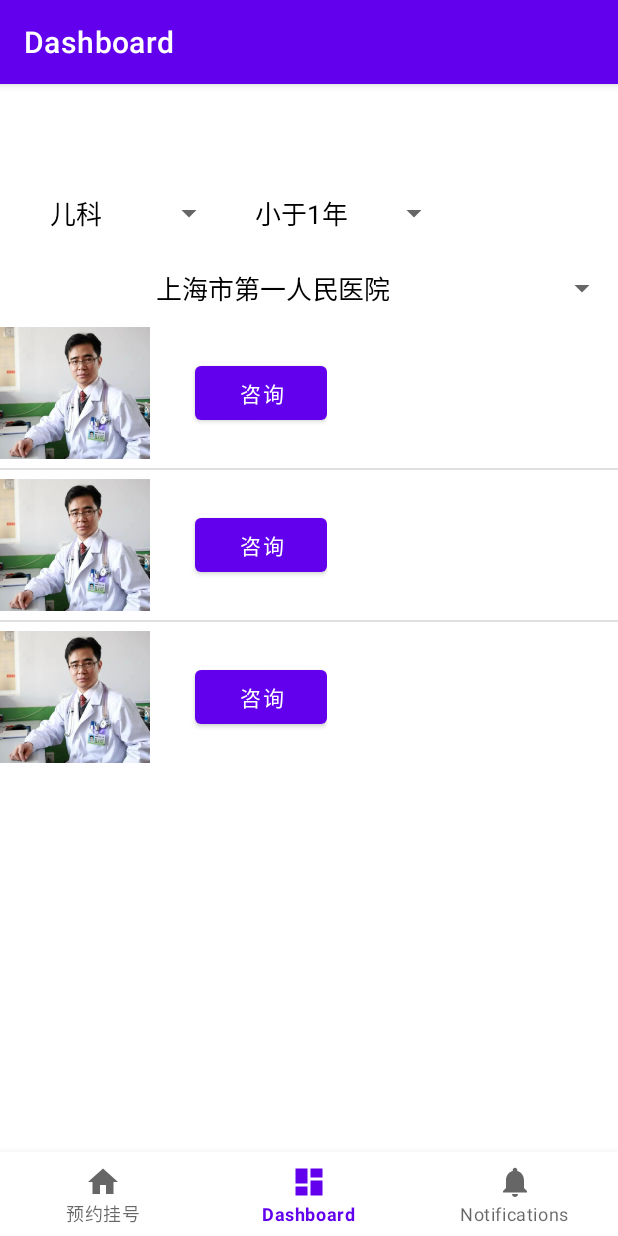
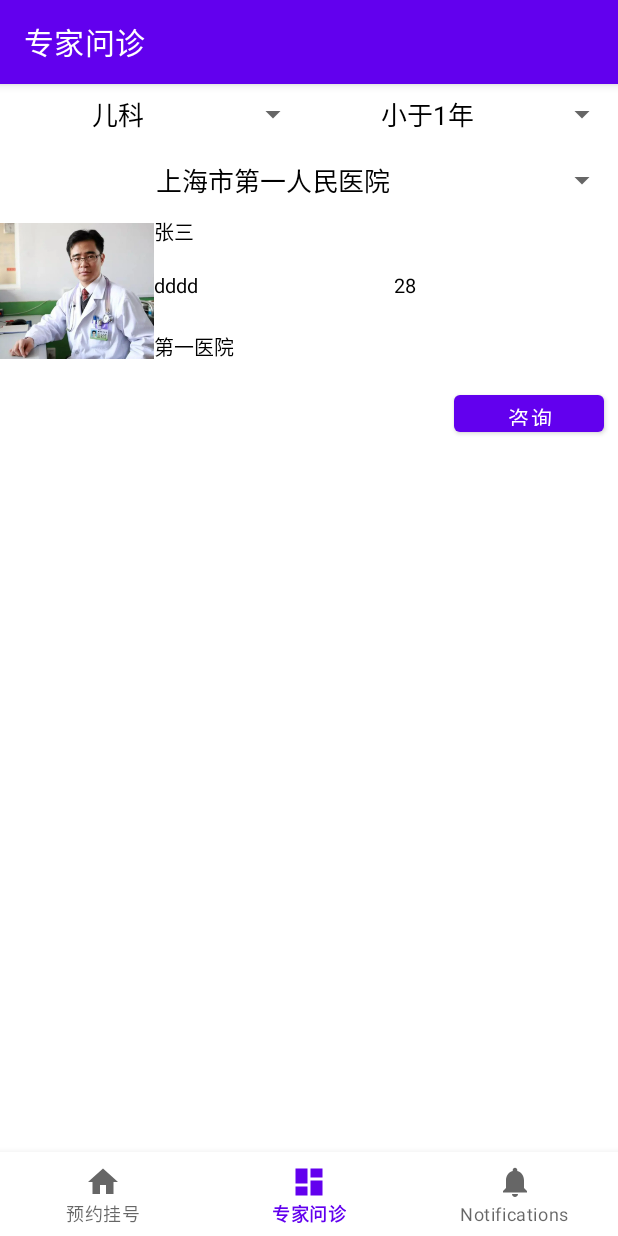
Before and after one commit to AndroidStudioSchoolEx/main, an Android app: the DashboardFragment screen opened through its navigation route, on a phone screen of 412 x 824 dp. Run offline under Robolectric (Android 15) with nearby library versions, the phone set to English and light mode, and no system bars; our stand-ins replace navigation-ui.

Commit message:
doc列表显示

```diff
--- a/app/src/main/java/com/example/groupstudy/ui/dashboard/DashboardFragment.java
+++ b/app/src/main/java/com/example/groupstudy/ui/dashboard/DashboardFragment.java
@@ -14,8 +14,8 @@ import androidx.lifecycle.ViewModelProvider;
 
 import com.example.groupstudy.R;
 import com.example.groupstudy.databinding.FragmentDashboardBinding;
-import com.example.groupstudy.ui.dashboard.adapter.DocListViewAdapter;
-import com.example.groupstudy.ui.dashboard.pojo.Doctor;
+import com.example.groupstudy.ui.dashboard.adapter.DocListAdapter;
+import com.example.groupstudy.ui.dashboard.pojo.Doc;
 
 import java.util.ArrayList;
 import java.util.List;
@@ -54,12 +54,20 @@ public class DashboardFragment extends Fragment {
         spinner3.setAdapter(adapter3);
         spinner3.setSelection(0);
 
-        ListView listView = binding.docLv;
-        List<Doctor> doctorList = new ArrayList<>();
-        doctorList.add(new Doctor(R.drawable.doc, "张三", "儿科", 3));
-        doctorList.add(new Doctor(R.drawable.doc, "李四", "内科", 5));
-        doctorList.add(new Doctor(R.drawable.doc, "王五", "妇科", 7));
-        listView.setAdapter(new DocListViewAdapter(getActivity(), doctorList));
+        ListView listView = binding.lvRecipe;
+        List<Doc> doctorList = new ArrayList<>();
+//        doctorList.add(new Doctor(0, "张三", "儿科", 3));
+//        doctorList.add(new Doctor(R.drawable.doc2, "李四", "内科", 5));
+//        doctorList.add(new Doctor(R.drawable.doc3, "王五", "妇科", 7));
+//        listView.setAdapter(new DocListViewAdapter(getActivity(), doctorList));
+//        listView.setAdapter(new DoctorAdapter(getContext(), doctorList));
+
+        ArrayList<Doc> planetList = Doc.getDefaultList();
+        DocListAdapter adapter4 = new DocListAdapter(getActivity(), planetList);
+        // 从布局视图中获取名叫lv_recipe的列表视图
+        listView = binding.lvRecipe;
+        // 给lv_recipe设置行星列表适配器
+        listView.setAdapter(adapter4);
 
         return root;
     }
--- /dev/null
+++ b/app/src/main/java/com/example/groupstudy/ui/dashboard/adapter/DocListAdapter.java
@@ -0,0 +1,79 @@
+package com.example.groupstudy.ui.dashboard.adapter;
+
+import android.content.Context;
+import android.view.LayoutInflater;
+import android.view.View;
+import android.view.ViewGroup;
+import android.widget.AdapterView;
+import android.widget.BaseAdapter;
+import android.widget.ImageView;
+import android.widget.TextView;
+
+import androidx.fragment.app.FragmentActivity;
+
+import com.example.groupstudy.R;
+import com.example.groupstudy.ui.dashboard.pojo.Doc;
+
+import java.util.ArrayList;
+
+
+public class DocListAdapter extends BaseAdapter {
+    private Context mContext;
+    private ArrayList<Doc> mDocList;
+
+    public DocListAdapter(Context context, ArrayList<Doc> doc_list) {
+        mContext = context;
+        mDocList = doc_list;
+    }
+
+    // 获取列表项的个数
+    public int getCount() {
+        return mDocList.size();
+    }
+
+    // 获取列表项的数据
+    public Object getItem(int arg0) {
+        return mDocList.get(arg0);
+    }
+
+    // 获取列表项的编号
+    public long getItemId(int arg0) {
+        return arg0;
+    }
+
+    // 获取指定位置的列表项视图
+    public View getView(final int position, View convertView, ViewGroup parent) {
+        ViewHolder holder;
+        if (convertView == null) { // 转换视图为空
+            holder = new ViewHolder(); // 创建一个新的视图持有者
+            convertView = LayoutInflater.from(mContext).inflate(R.layout.doctor_list, null);
+            holder.doc_image = convertView.findViewById(R.id.doc_image);
+            holder.doc_name = convertView.findViewById(R.id.doc_name);
+            holder.doc_prof = convertView.findViewById(R.id.doc_prof);
+            holder.doc_age = convertView.findViewById(R.id.doc_age);
+            holder.doc_hospital = convertView.findViewById(R.id.doc_hospital);
+            // 将视图持有者保存到转换视图当中
+            convertView.setTag(holder);
+        } else { // 转换视图非空
+            // 从转换视图中获取之前保存的视图持有者
+            holder = (ViewHolder) convertView.getTag();
+        }
+        Doc doc = mDocList.get(position);
+        holder.doc_image.setImageResource(doc.image);
+        holder.doc_name.setText(doc.name);
+        holder.doc_prof.setText(doc.desc);
+        holder.doc_age.setText(doc.age);
+        holder.doc_hospital.setText(doc.hospital);
+        return convertView;
+    }
+
+    // 定义一个视图持有者，以便重用列表项的视图资源
+    public final class ViewHolder {
+        public ImageView doc_image;
+        public TextView doc_name;
+        public TextView doc_prof;
+        public TextView doc_age;
+        public TextView doc_hospital;
+    }
+
+}
--- a/app/src/main/java/com/example/groupstudy/ui/dashboard/adapter/DocListViewAdapter.java
+++ /dev/null
@@ -1,57 +0,0 @@
-package com.example.groupstudy.ui.dashboard.adapter;
-
-import android.content.Context;
-import android.view.LayoutInflater;
-import android.view.View;
-import android.view.ViewGroup;
-import android.widget.BaseAdapter;
-import android.widget.ImageView;
-import android.widget.TextView;
-
-import androidx.annotation.NonNull;
-
-import com.example.groupstudy.R;
-import com.example.groupstudy.ui.dashboard.pojo.Doctor;
-
-import java.util.List;
-
-public class DocListViewAdapter extends BaseAdapter {
-    private Context context;
-    private List<Doctor> doctorList;
-
-    public DocListViewAdapter(Context context, List<Doctor> doctorList) {
-        this.context = context;
-        this.doctorList = doctorList;
-    }
-
-    @Override
-    public int getCount() {
-        return doctorList.size();
-    }
-
-    @Override
-    public Object getItem(int i) {
-        return doctorList.get(i);
-    }
-
-    @Override
-    public long getItemId(int i) {
-        return i;
-    }
-
-    @Override
-    public View getView(int i, View view, ViewGroup viewGroup) {
-        Doctor doctor = doctorList.get(i);
-        View view1 = LayoutInflater.from(context).inflate(R.layout.doctor_list, null);
-        TextView textView1 = view.findViewById(R.id.doc_name);
-        TextView textView2 = view.findViewById(R.id.doc_prof);
-        TextView textView3 = view.findViewById(R.id.doc_age);
-        ImageView imageView = view.findViewById(R.id.doc_image);
-
-        textView1.setText(doctor.getName());
-        textView2.setText(doctor.getProf());
-        textView3.setText(doctor.getAge());
-        imageView.setImageResource(doctor.getImageId());
-        return view1;
-    }
-}
--- /dev/null
+++ b/app/src/main/java/com/example/groupstudy/ui/dashboard/pojo/Doc.java
@@ -0,0 +1,36 @@
+package com.example.groupstudy.ui.dashboard.pojo;
+
+
+import com.example.groupstudy.R;
+
+import java.util.ArrayList;
+
+public class Doc{
+    public int image;
+    public String name;
+    public String desc;
+    public String age;
+    public String hospital;
+
+    public Doc(int image, String name, String desc, String age, String hospital) {
+        this.image = image;
+        this.name = name;
+        this.desc = desc;
+        this.age = age;
+        this.hospital = hospital;
+    }
+
+    private static int[] iconArray = {R.drawable.doc};
+    private static String[] nameArray = {"张三"};
+    private static String[] profArray = {"dddd"};
+    private static String[] ageArray = {"28"};
+    private static String[] hospitalArray = {"第一医院"};
+
+    public static ArrayList<Doc> getDefaultList() {
+        ArrayList<Doc> recipeList = new ArrayList<>();
+        for (int i = 0; i < iconArray.length; i++) {
+            recipeList.add(new Doc(iconArray[i], nameArray[i], profArray[i], ageArray[i], hospitalArray[i]));
+        }
+        return recipeList;
+    }
+}
--- a/app/src/main/java/com/example/groupstudy/ui/dashboard/pojo/Doctor.java
+++ /dev/null
@@ -1,32 +0,0 @@
-package com.example.groupstudy.ui.dashboard.pojo;
-
-public class Doctor {
-
-    private int imageId;
-    private String name;
-    private String prof;
-    private int age;
-
-    public Doctor(int imageId, String name, String prof, int age) {
-        this.imageId = imageId;
-        this.name = name;
-        this.prof = prof;
-        this.age = age;
-    }
-
-    public int getImageId() {
-        return imageId;
-    }
-
-    public String getName() {
-        return name;
-    }
-
-    public String getProf() {
-        return prof;
-    }
-
-    public int getAge() {
-        return age;
-    }
-}
--- a/app/src/main/java/com/example/groupstudy/ui/home/HomeFragment.java
+++ b/app/src/main/java/com/example/groupstudy/ui/home/HomeFragment.java
@@ -26,12 +26,12 @@ public class HomeFragment extends Fragment {
         binding = FragmentHomeBinding.inflate(inflater, container, false);
         View root = binding.getRoot();
 
-        final TextView textView = binding.textHome;
-        homeViewModel.getText().observe(getViewLifecycleOwner(), textView::setText);
-        Button common = getActivity().findViewById(R.id.common);
-        common.setOnClickListener((v) -> {
-
-        });
+//        final TextView textView = binding.textHome;
+//        homeViewModel.getText().observe(getViewLifecycleOwner(), textView::setText);
+//        Button common = getActivity().findViewById(R.id.common);
+//        common.setOnClickListener((v) -> {
+//
+//        });
         return root;
     }
 
--- a/app/src/main/res/layout/activity_main.xml
+++ b/app/src/main/res/layout/activity_main.xml
@@ -3,8 +3,7 @@
     xmlns:app="http://schemas.android.com/apk/res-auto"
     android:id="@+id/container"
     android:layout_width="match_parent"
-    android:layout_height="match_parent"
-    android:paddingTop="?attr/actionBarSize">
+    android:layout_height="match_parent">
 
     <com.google.android.material.bottomnavigation.BottomNavigationView
         android:id="@+id/nav_view"
--- a/app/src/main/res/layout/doctor_list.xml
+++ b/app/src/main/res/layout/doctor_list.xml
@@ -5,37 +5,66 @@
     android:layout_height="wrap_content">
 
     <ImageView
-        android:layout_width="100dp"
+        android:id="@+id/doc_image"
+        android:layout_width="0dp"
         android:layout_height="100dp"
-        android:src="@drawable/doc"
-        android:id="@+id/doc_image"/>
+        android:layout_weight="1"
+        android:contentDescription="@string/doc_desc" />
+
+    <LinearLayout
+        android:layout_width="0dp"
+        android:layout_height="150dp"
+        android:layout_weight="3"
+        android:orientation="vertical">
 
         <TextView
             android:id="@+id/doc_name"
-        android:layout_gravity="center_vertical"
-        android:layout_marginLeft="10dp"
-        android:layout_width="wrap_content"
-        android:layout_height="wrap_content" />
+            android:layout_width="match_parent"
+            android:layout_height="0dp"
+            android:layout_weight="1"
+            android:gravity="start"
+            android:textColor="@color/black"
+            android:textSize="13sp" />
+
+        <LinearLayout
+            android:layout_width="match_parent"
+            android:layout_height="40dp">
 
             <TextView
                 android:id="@+id/doc_prof"
-        android:layout_gravity="center_vertical"
-        android:layout_marginLeft="10dp"
-        android:layout_width="wrap_content"
-        android:layout_height="wrap_content" />
+                android:layout_width="160dp"
+                android:layout_height="match_parent"
+                android:gravity="start"
+                android:textColor="@color/black"
+                android:textSize="13sp" />
 
             <TextView
                 android:id="@+id/doc_age"
-        android:layout_gravity="center_vertical"
-        android:layout_marginLeft="10dp"
-        android:layout_width="wrap_content"
-        android:layout_height="wrap_content" />
+                android:layout_width="160dp"
+                android:layout_height="match_parent"
+                android:gravity="start"
+                android:textColor="@color/black"
+                android:textSize="13sp" />
+
+        </LinearLayout>
+
+        <TextView
+            android:id="@+id/doc_hospital"
+            android:layout_width="match_parent"
+            android:layout_height="0dp"
+            android:layout_weight="1"
+            android:gravity="start"
+            android:textColor="@color/black"
+            android:textSize="13sp" />
 
         <Button
-        android:layout_width="wrap_content"
-        android:layout_height="wrap_content"
-        android:layout_gravity="center_vertical"
-        android:text="咨询"/>
+            android:id="@+id/doc_btn"
+            android:layout_width="100dp"
+            android:layout_height="0dp"
+            android:layout_weight="1"
+            android:layout_marginStart="200dp"
+            android:text="@string/consult"/>
+    </LinearLayout>
 
 
 </LinearLayout>
--- a/app/src/main/res/layout/fragment_dashboard.xml
+++ b/app/src/main/res/layout/fragment_dashboard.xml
@@ -13,16 +13,18 @@
 
         <Spinner
             android:id="@+id/sp_prof"
-                android:layout_width="150dp"
+            android:layout_width="0dp"
+            android:layout_weight="1"
             android:layout_height="wrap_content"
-                android:layout_marginTop="10dp"
+            android:minHeight="32dp"
             android:spinnerMode="dropdown" />
 
         <Spinner
             android:id="@+id/sp_age"
-                android:layout_width="150dp"
+            android:layout_width="0dp"
             android:layout_height="wrap_content"
-                android:layout_marginTop="10dp"
+            android:layout_weight="1"
+            android:minHeight="32dp"
             android:spinnerMode="dropdown" />
 
     </LinearLayout>
@@ -31,13 +33,21 @@
         android:id="@+id/sp_hospital"
         android:layout_width="match_parent"
         android:layout_height="wrap_content"
-            android:layout_marginTop="10dp"
+        android:minHeight="48dp"
         android:spinnerMode="dropdown" />
 
+
+            <!--        <ListView-->
+            <!--            android:layout_width="match_parent"-->
+            <!--            android:layout_height="wrap_content"-->
+            <!--            android:id="@+id/doc_lv">-->
+            <!--        </ListView>-->
+
     <ListView
-            android:layout_width="wrap_content"
-            android:layout_height="wrap_content"
-            android:id="@+id/doc_lv">
-        </ListView>
+        android:id="@+id/lv_recipe"
+        android:layout_width="match_parent"
+        android:layout_height="wrap_content" />
+
+
 
 </LinearLayout>
--- a/app/src/main/res/layout/item_dropdown.xml
+++ b/app/src/main/res/layout/item_dropdown.xml
@@ -5,4 +5,4 @@
     android:singleLine="true"
     android:gravity="center"
     android:textSize="17sp"
-    android:textColor="#ff0000" />
+    android:textColor="#000000" />
--- a/app/src/main/res/values/strings.xml
+++ b/app/src/main/res/values/strings.xml
@@ -1,7 +1,7 @@
 <resources>
     <string name="app_name">groupStudy</string>
     <string name="title_home">预约挂号</string>
-    <string name="title_dashboard">Dashboard</string>
+    <string name="title_dashboard">专家问诊</string>
     <string name="title_notifications">Notifications</string>
     <string name="common_string">普通门诊预约</string>
     <string name="expert_string">专家门诊预约</string>
@@ -14,6 +14,8 @@
     <string name="invalid_username">Not a valid username</string>
     <string name="invalid_password">Password must be >5 characters</string>
     <string name="login_failed">"Login failed"</string>
+    <string name="doc_desc">医生照片</string>
+    <string name="consult">咨询</string>
 
     <string-array name="prof">
         <item>儿科</item>
--- a/build.gradle
+++ b/build.gradle
@@ -1,7 +1,7 @@
 // Top-level build file where you can add configuration options common to all sub-projects/modules.
 plugins {
-    id 'com.android.application' version '7.1.0' apply false
-    id 'com.android.library' version '7.1.0' apply false
+    id 'com.android.application' version '7.1.2' apply false
+    id 'com.android.library' version '7.1.2' apply false
 }
 
 task clean(type: Delete) {
```
Also changed, not shown: app/src/main/res/drawable/doc2.png (added), app/src/main/res/drawable/doc3.png (added). Lines whose indentation alone changed are shown as unchanged.
